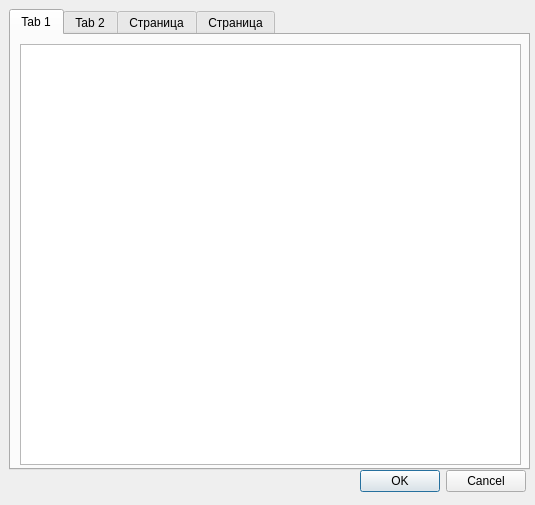
graf-abolmasov/PGraph, file qobjecteditor.ui: the form before one commit.
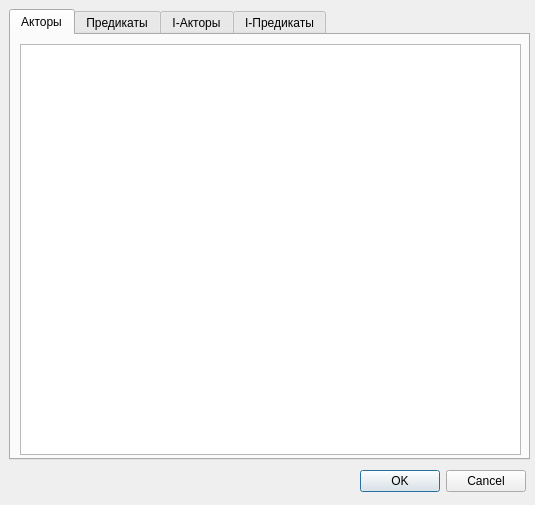
The form after the commit. Icons and pictures are not drawn.

What changed in the file:
```diff
--- a/qobjecteditor.ui
+++ b/qobjecteditor.ui
@@ -19,18 +19,33 @@
      <x>9</x>
      <y>9</y>
      <width>521</width>
-     <height>461</height>
+     <height>451</height>
     </rect>
    </property>
    <property name="styleSheet">
     <string notr="true"/>
    </property>
+   <property name="tabPosition">
+    <enum>QTabWidget::North</enum>
+   </property>
+   <property name="tabShape">
+    <enum>QTabWidget::Rounded</enum>
+   </property>
    <property name="currentIndex">
     <number>0</number>
    </property>
-   <widget class="QWidget" name="tab_1">
+   <property name="elideMode">
+    <enum>Qt::ElideNone</enum>
+   </property>
+   <property name="documentMode">
+    <bool>false</bool>
+   </property>
+   <property name="tabsClosable">
+    <bool>false</bool>
+   </property>
+   <widget class="QWidget" name="actorsTab">
     <attribute name="title">
-     <string>Tab 1</string>
+     <string>Акторы</string>
     </attribute>
     <widget class="QListWidget" name="actorList">
      <property name="enabled">
@@ -41,14 +56,14 @@
        <x>9</x>
        <y>9</y>
        <width>501</width>
-       <height>421</height>
+       <height>411</height>
       </rect>
      </property>
     </widget>
    </widget>
    <widget class="QWidget" name="tab_2">
     <attribute name="title">
-     <string>Tab 2</string>
+     <string>Предикаты</string>
     </attribute>
     <widget class="QListWidget" name="predicateList">
      <property name="geometry">
@@ -63,7 +78,7 @@
    </widget>
    <widget class="QWidget" name="tab_3">
     <attribute name="title">
-     <string>Страница</string>
+     <string>I-Акторы</string>
     </attribute>
     <widget class="QListWidget" name="inlineActorList">
      <property name="geometry">
@@ -78,7 +93,7 @@
    </widget>
    <widget class="QWidget" name="tab_4">
     <attribute name="title">
-     <string>Страница</string>
+     <string>I-Предикаты</string>
     </attribute>
     <widget class="QListWidget" name="inlinePredicateList">
      <property name="geometry">
```
Left out of the diff: 33 changed lines with no effect on the pictures.
